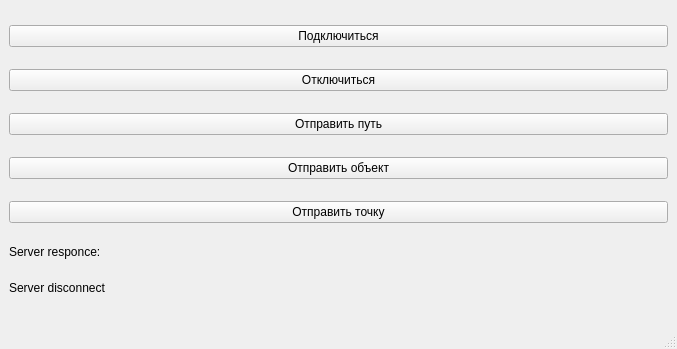
Qt form mainwindow.ui (Tiliss/ViewRouteJSON) before a commit.
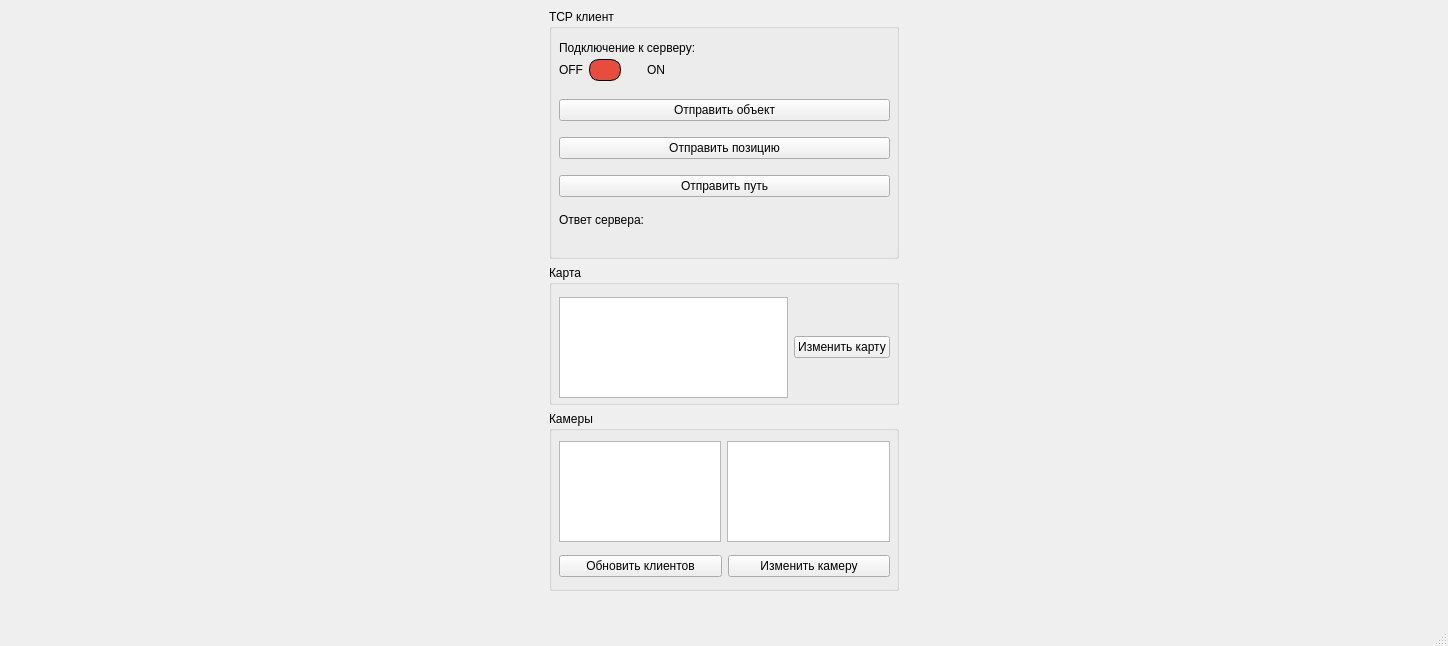
The same form after that commit. Icons and pictures are not drawn.

Diff of the .ui file:
```diff
--- a/mainwindow.ui
+++ b/mainwindow.ui
@@ -2,84 +2,310 @@
 <ui version="4.0">
  <class>MainWindow</class>
  <widget class="QMainWindow" name="MainWindow">
+  <property name="enabled">
+   <bool>true</bool>
+  </property>
   <property name="geometry">
    <rect>
     <x>0</x>
     <y>0</y>
-    <width>677</width>
-    <height>349</height>
+    <width>1448</width>
+    <height>644</height>
    </rect>
   </property>
   <property name="windowTitle">
    <string>MainWindow</string>
   </property>
   <widget class="QWidget" name="centralwidget">
-   <layout class="QGridLayout" name="gridLayout">
+   <layout class="QGridLayout" name="gridLayout_2">
+    <item row="0" column="1" rowspan="7">
+     <layout class="QGridLayout" name="gridLayout">
+      <property name="sizeConstraint">
+       <enum>QLayout::SetDefaultConstraint</enum>
+      </property>
+     </layout>
+    </item>
     <item row="0" column="0">
-     <widget class="QPushButton" name="openBtn">
-      <property name="text">
-       <string>Подключиться</string>
+     <widget class="QGroupBox" name="groupBox">
+      <property name="sizePolicy">
+       <sizepolicy hsizetype="Fixed" vsizetype="Fixed">
+        <horstretch>0</horstretch>
+        <verstretch>0</verstretch>
+       </sizepolicy>
       </property>
+      <property name="minimumSize">
+       <size>
+        <width>350</width>
+        <height>250</height>
+       </size>
+      </property>
+      <property name="styleSheet">
+       <string notr="true"/>
+      </property>
+      <property name="title">
+       <string>TCP клиент</string>
+      </property>
+      <widget class="QLabel" name="label">
+       <property name="geometry">
+        <rect>
+         <x>10</x>
+         <y>30</y>
+         <width>181</width>
+         <height>17</height>
+        </rect>
+       </property>
+       <property name="sizePolicy">
+        <sizepolicy hsizetype="Preferred" vsizetype="Fixed">
+         <horstretch>0</horstretch>
+         <verstretch>0</verstretch>
+        </sizepolicy>
+       </property>
+       <property name="text">
+        <string>Подключение к серверу:</string>
+       </property>
+      </widget>
+      <widget class="QWidget" name="layoutWidget">
+       <property name="geometry">
+        <rect>
+         <x>10</x>
+         <y>50</y>
+         <width>129</width>
+         <height>24</height>
+        </rect>
+       </property>
+       <layout class="QHBoxLayout" name="horizontalLayout_5">
+        <property name="sizeConstraint">
+         <enum>QLayout::SetFixedSize</enum>
+        </property>
+        <item>
+         <widget class="QLabel" name="label_2">
+          <property name="text">
+           <string>OFF</string>
+          </property>
+         </widget>
+        </item>
+        <item>
+         <widget class="QCheckBox" name="cb_connect">
+          <property name="styleSheet">
+           <string notr="true">/* CSS для переключателя */
+QCheckBox {
+    spacing: 0px; /* Удаление отступа между флажком и текстом */
+    background-color: transparent; /* Прозрачный фон флажка */
+    border: none; /* Удаление границы */
+    width: 20px; /* Уменьшение ширины флажка */
+    height: 20px; /* Уменьшение высоты флажка */
+    padding: 0; /* Удаление отступов вокруг флажка */
+    border-radius: 10px; /* Скругление углов флажка */
+    position: relative; /* Позиционирование элемента */
+}
+
+QCheckBox::indicator {
+    width: 30px; /* Ширина индикатора (флажка) */
+    height: 20px; /* Высота индикатора (флажка) */
+    border-radius: 10px; /* Радиус скругления углов индикатора (флажка) */
+    background-color: #E74C3C; /* Красный цвет фона индикатора (флажка) при отключенном состоянии */
+    border: 1px solid #000; /* Черная рамка индикатора (флажка) */
+    position: absolute; /* Позиционирование элемента */
+    left: 0; /* Отступ слева */
+}
+
+QCheckBox::indicator:checked {
+    background-color: #3C8D2F; /* Зеленый цвет фона индикатора (флажка) при включенном состоянии */
+    left: 20px; /* Перемещение вправо при активации */
+}
+
+/* Изменение цвета при наведении */
+QCheckBox::indicator:hover {
+    background-color: #C0392B; /* Темно красный цвет фона индикатора (флажка) при наведении в выключенном состоянии */
+}
+
+QCheckBox::indicator:checked:hover {
+    background-color: #2E7D32; /* Темно зеленый цвет фона индикатора (флажка) при наведении включенном состоянии */
+}</string>
+          </property>
+          <property name="text">
+           <string/>
+          </property>
+         </widget>
+        </item>
+        <item>
+         <widget class="QLabel" name="label_3">
+          <property name="text">
+           <string>ON</string>
+          </property>
+         </widget>
+        </item>
+       </layout>
+      </widget>
+      <widget class="QWidget" name="verticalLayoutWidget">
+       <property name="geometry">
+        <rect>
+         <x>10</x>
+         <y>80</y>
+         <width>331</width>
+         <height>151</height>
+        </rect>
+       </property>
+       <layout class="QVBoxLayout" name="verticalLayout">
+        <property name="sizeConstraint">
+         <enum>QLayout::SetMinimumSize</enum>
+        </property>
+        <item>
+         <widget class="QPushButton" name="sendObjectBtn">
+          <property name="enabled">
+           <bool>true</bool>
+          </property>
+          <property name="text">
+           <string>Отправить объект</string>
+          </property>
+         </widget>
+        </item>
+        <item>
+         <widget class="QPushButton" name="sendPosBtn">
+          <property name="text">
+           <string>Отправить позицию</string>
+          </property>
+         </widget>
+        </item>
+        <item>
+         <widget class="QPushButton" name="sendPathBtn">
+          <property name="sizePolicy">
+           <sizepolicy hsizetype="Minimum" vsizetype="Fixed">
+            <horstretch>0</horstretch>
+            <verstretch>0</verstretch>
+           </sizepolicy>
+          </property>
+          <property name="text">
+           <string>Отправить путь</string>
+          </property>
+         </widget>
+        </item>
+        <item>
+         <widget class="QLabel" name="responcelb">
+          <property name="sizePolicy">
+           <sizepolicy hsizetype="Preferred" vsizetype="Fixed">
+            <horstretch>0</horstretch>
+            <verstretch>0</verstretch>
+           </sizepolicy>
+          </property>
+          <property name="text">
+           <string>Ответ сервера: </string>
+          </property>
+          <property name="wordWrap">
+           <bool>true</bool>
+          </property>
+         </widget>
+        </item>
+       </layout>
+      </widget>
      </widget>
     </item>
     <item row="1" column="0">
-     <widget class="QPushButton" name="closeBtn">
-      <property name="text">
-       <string>Отключиться</string>
+     <widget class="QGroupBox" name="groupBox_2">
+      <property name="sizePolicy">
+       <sizepolicy hsizetype="Fixed" vsizetype="Fixed">
+        <horstretch>0</horstretch>
+        <verstretch>0</verstretch>
+       </sizepolicy>
       </property>
+      <property name="minimumSize">
+       <size>
+        <width>350</width>
+        <height>140</height>
+       </size>
+      </property>
+      <property name="title">
+       <string>Карта</string>
+      </property>
+      <widget class="QWidget" name="layoutWidget">
+       <property name="geometry">
+        <rect>
+         <x>10</x>
+         <y>32</y>
+         <width>331</width>
+         <height>101</height>
+        </rect>
+       </property>
+       <layout class="QHBoxLayout" name="horizontalLayout_2">
+        <item>
+         <widget class="QListWidget" name="listWidget">
+          <property name="styleSheet">
+           <string notr="true"/>
+          </property>
+         </widget>
+        </item>
+        <item>
+         <widget class="QPushButton" name="btn_map">
+          <property name="text">
+           <string>Изменить карту</string>
+          </property>
+         </widget>
+        </item>
+       </layout>
+      </widget>
      </widget>
     </item>
     <item row="2" column="0">
-     <widget class="QPushButton" name="sendPathBtn">
-      <property name="text">
-       <string>Отправить путь</string>
-      </property>
-     </widget>
-    </item>
-    <item row="3" column="0">
-     <widget class="QPushButton" name="sendObjectBtn">
-      <property name="text">
-       <string>Отправить объект</string>
-      </property>
-     </widget>
-    </item>
-    <item row="4" column="0">
-     <widget class="QPushButton" name="sendPosBtn">
-      <property name="text">
-       <string>Отправить точку</string>
-      </property>
-     </widget>
-    </item>
-    <item row="5" column="0">
-     <widget class="QLabel" name="responcelb">
+     <widget class="QGroupBox" name="groupBox_3">
       <property name="sizePolicy">
-       <sizepolicy hsizetype="Preferred" vsizetype="Fixed">
+       <sizepolicy hsizetype="Fixed" vsizetype="Fixed">
         <horstretch>0</horstretch>
         <verstretch>0</verstretch>
        </sizepolicy>
       </property>
-      <property name="text">
-       <string>Server responce:</string>
+      <property name="minimumSize">
+       <size>
+        <width>350</width>
+        <height>180</height>
+       </size>
       </property>
-      <property name="wordWrap">
-       <bool>true</bool>
+      <property name="title">
+       <string>Камеры</string>
       </property>
-     </widget>
-    </item>
-    <item row="6" column="0">
-     <widget class="QLabel" name="serverlb">
-      <property name="sizePolicy">
-       <sizepolicy hsizetype="Preferred" vsizetype="Fixed">
-        <horstretch>0</horstretch>
-        <verstretch>0</verstretch>
-       </sizepolicy>
-      </property>
-      <property name="text">
-       <string>Server disconnect</string>
-      </property>
-      <property name="wordWrap">
-       <bool>true</bool>
-      </property>
+      <widget class="QWidget" name="horizontalLayoutWidget">
+       <property name="geometry">
+        <rect>
+         <x>10</x>
+         <y>30</y>
+         <width>331</width>
+         <height>101</height>
+        </rect>
+       </property>
+       <layout class="QHBoxLayout" name="horizontalLayout">
+        <item>
+         <widget class="QListWidget" name="lv_clients"/>
+        </item>
+        <item>
+         <widget class="QListWidget" name="lv_cam"/>
+        </item>
+       </layout>
+      </widget>
+      <widget class="QWidget" name="horizontalLayoutWidget_2">
+       <property name="geometry">
+        <rect>
+         <x>10</x>
+         <y>140</y>
+         <width>331</width>
+         <height>31</height>
+        </rect>
+       </property>
+       <layout class="QHBoxLayout" name="horizontalLayout_3">
+        <item>
+         <widget class="QPushButton" name="btn_GetClients">
+          <property name="text">
+           <string>Обновить клиентов</string>
+          </property>
+         </widget>
+        </item>
+        <item>
+         <widget class="QPushButton" name="btn_camChange">
+          <property name="text">
+           <string>Изменить камеру</string>
+          </property>
+         </widget>
+        </item>
+       </layout>
+      </widget>
      </widget>
     </item>
    </layout>
```
Left out of the diff: 8 changed lines with no effect on the pictures.
